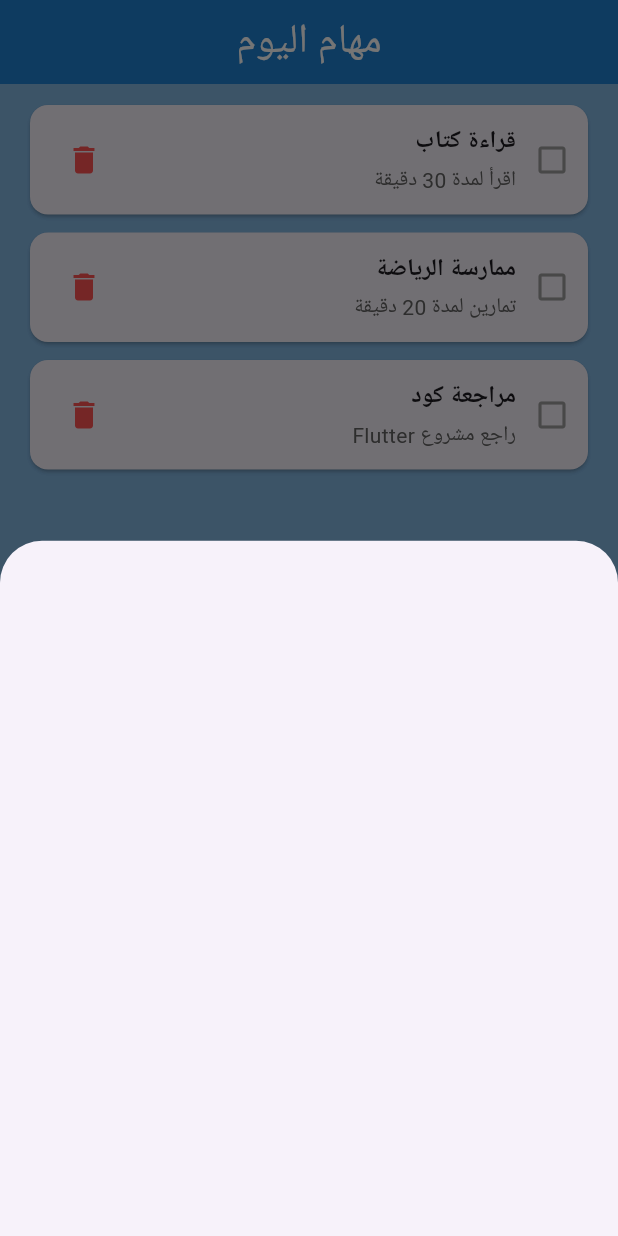
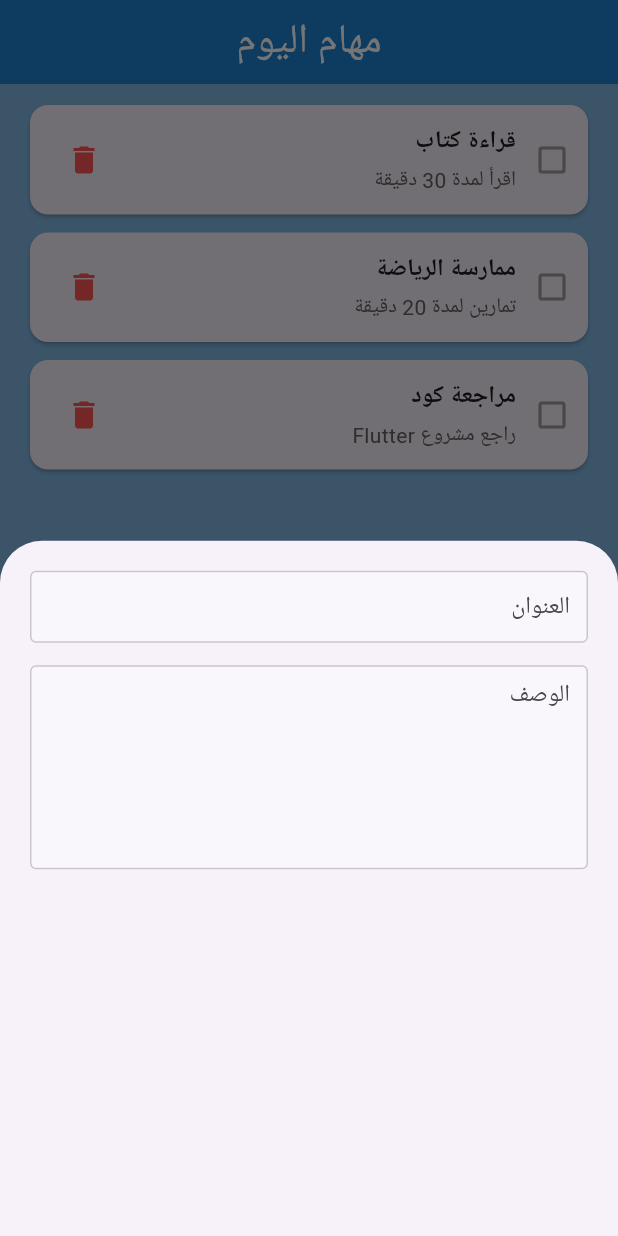
Before and after one commit to nawaf-dev1/today_tasks, a Flutter app: the screen it shows after launch, after a tap on the "add" icon, on a phone screen of 412 x 824 dp. Run offline on Flutter 3.47's test engine with Material 3 defaults, Android fonts, the light colour scheme and no system bars.

Commit message:
add field to notes bottom sheet

```diff
--- a/today_tasks/lib/models/add_note_bottom_sheet.dart
+++ b/today_tasks/lib/models/add_note_bottom_sheet.dart
@@ -1,14 +1,29 @@
 import 'package:flutter/material.dart';
+import 'package:today_tasks/widgets/custom_tect_field.dart';
 
 class AddNoteBottomSheet extends StatelessWidget {
   const AddNoteBottomSheet({super.key});
 
   @override
   Widget build(BuildContext context) {
-    return Container(
+    return Padding(
+      padding: const EdgeInsets.all(20.0),
+      child: Column(
+      children:const [
+      CustomTectField(
+hint: "العنوان",
+maxLines: 1,
+      ),
 
+      SizedBox(height: 15,),
 
+          CustomTectField(
+hint: "الوصف",
+maxLines: 5,
 
+          ),
+      ],
+      ),
     );
   }
 }
--- /dev/null
+++ b/today_tasks/lib/widgets/custom_tect_field.dart
@@ -0,0 +1,38 @@
+import 'package:flutter/material.dart';
+
+class CustomTectField extends StatelessWidget {
+  final String hint;
+  final int maxLines;
+
+  const CustomTectField({super.key,required this.hint,required this.maxLines});
+
+  @override
+  Widget build(BuildContext context) {
+    return Directionality(
+      textDirection: TextDirection.rtl,
+      child: TextField(
+        keyboardType: TextInputType.text,
+          maxLines:maxLines ,//عدد الاسطرالمسموح بيها
+        decoration: InputDecoration(
+          hintText: hint,//هنا عنوان الحقل
+
+          // To delete borders
+          enabledBorder: OutlineInputBorder(
+
+            borderSide: Divider.createBorderSide(context),
+          ),
+          focusedBorder: OutlineInputBorder(
+            borderSide: BorderSide(
+              color: const Color.fromARGB(255, 11, 97, 226),
+            ),
+          ),
+          fillColor: Colors.white38,
+          filled: true,
+
+          // التحكم في عرض وارتفاع الحقل
+          contentPadding: const EdgeInsets.all(8),
+        ),
+      ),
+    );
+  }
+}
--- a/today_tasks/lib/widgets/task_item.dart
+++ b/today_tasks/lib/widgets/task_item.dart
@@ -22,7 +22,7 @@ class _TaskItemState extends State<TaskItem> {
         padding: const EdgeInsets.all(12),
         child: Row(
           children: [
-            // مربع إنجاز فارغ (مكان مستقبلًا للـ Checkbox)
+            // مربع إنجاز فارغ
             Icon(Icons.check_box_outline_blank, color: Colors.grey),
 
             SizedBox(width: 12),
@@ -31,11 +31,13 @@ class _TaskItemState extends State<TaskItem> {
               child: Column(
                 crossAxisAlignment: CrossAxisAlignment.start,
                 children: [
+                  // العنوان
                   Text(
                     widget.task.title,
                     style: TextStyle(fontWeight: FontWeight.bold, fontSize: 16),
                   ),
                   SizedBox(height: 4),
+                  // الوصف
                   Text(
                     widget.task.description,
                     style: TextStyle(fontSize: 14, color: Colors.grey[700]),
```
